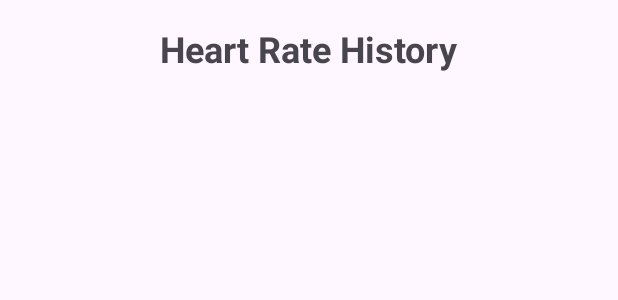
After one commit to zemani2/FinalProject, an Android app: the layout activity_history.xml on its own in the app's theme, with its tools: preview values and no code run, on a phone screen of 412 x 824 dp. The commit adds this screen. Shown: the top 300 px of the screen. Run offline under Robolectric (Android 15) with nearby library versions, the phone set to English and light mode, and no system bars.

Commit message:
History update

```diff
--- /dev/null
+++ b/app/src/main/res/layout/activity_history.xml
@@ -0,0 +1,33 @@
+<?xml version="1.0" encoding="utf-8"?>
+<LinearLayout xmlns:android="http://schemas.android.com/apk/res/android"
+    android:layout_width="match_parent"
+    android:layout_height="match_parent"
+    android:orientation="vertical"
+    android:padding="16dp">
+
+    <TextView
+        android:id="@+id/historyTitle"
+        android:layout_width="wrap_content"
+        android:layout_height="wrap_content"
+        android:text="Heart Rate History"
+        android:textSize="24sp"
+        android:textStyle="bold"
+        android:layout_gravity="center_horizontal"
+        android:layout_marginBottom="16dp"/>
+
+    <ScrollView
+        android:layout_width="match_parent"
+        android:layout_height="0dp"
+        android:layout_weight="1">
+
+        <TableLayout
+            android:id="@+id/tableLayout"
+            android:layout_width="match_parent"
+            android:layout_height="wrap_content"
+            android:stretchColumns="*"
+            android:padding="5dp">
+        </TableLayout>
+
+    </ScrollView>
+
+</LinearLayout>
```
Also changed, not shown: app/src/main/AndroidManifest.xml (+7 -5 lines), app/src/main/java/com/example/anxietyByHeartRate/HistoryActivity.java (added, +110 -0 lines), app/src/main/java/com/example/anxietyByHeartRate/HomePageActivity.java (+10 -0 lines), app/src/main/res/layout/activity_home_page.xml (+10 -3 lines).
